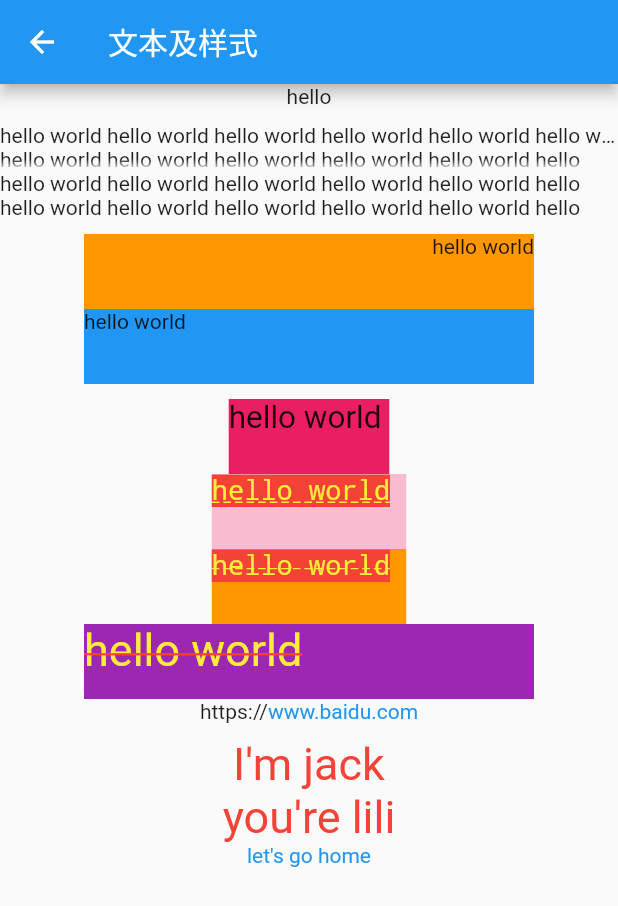
After one commit to ilife-x/WXApp, a Flutter app: the TextStyleRoute screen opened directly, on a phone screen of 412 x 824 dp. The commit adds this screen. Shown: the top 906 px of the screen. Run offline on Flutter 3.47's test engine with Material 2 defaults, Android fonts, the light colour scheme and no system bars; our stand-ins replace pull_to_refresh; network calls fail.

Commit message:
base widget add

```diff
--- a/lib/main.dart
+++ b/lib/main.dart
@@ -13,6 +13,10 @@ import 'package:wxapp/ui/listView_route/separateListView.dart';
 import 'package:wxapp/ui/listView_route/sigleListView.dart';
 import 'package:wxapp/ui/sliver_route/CustomScrollViewSliver.dart';
 import 'package:wxapp/ui/sliver_route/scrollController_testRoute.dart';
+import 'package:wxapp/ui/BaseWidget/ButtonStyle.dart';
+
+import 'ui/BaseWidget/TextStyle.dart';
+import 'ui/BaseWidget/ImageRoute.dart';
 
 void main(List<String> args) {
   runApp(MyApp());
@@ -43,7 +47,11 @@ class _MyAppState extends State<MyApp> {
   ScrollcontrollerTestRoute _scrollcontrollerTestRoute =
       ScrollcontrollerTestRoute();
   PullToRefreshRoute _pullToRefreshRoute = PullToRefreshRoute();
+  TextStyleRoute _textStyleRoute = TextStyleRoute();
+  ButtonStyleRoute _buttonStyleRoute = ButtonStyleRoute();
+  ImageRoute _imageRoute = ImageRoute();
 
+//widget 数组
   List pageList = <Widget>[];
 
   @override
@@ -63,6 +71,9 @@ class _MyAppState extends State<MyApp> {
     pageList.add(_customScrollViewSliver);
     pageList.add(_scrollcontrollerTestRoute);
     pageList.add(_pullToRefreshRoute);
+    pageList.add(_textStyleRoute);
+    pageList.add(_buttonStyleRoute);
+    pageList.add(_imageRoute);
   }
 
   @override
--- /dev/null
+++ b/lib/ui/BaseWidget/TextStyle.dart
@@ -0,0 +1,162 @@
+import 'package:flutter/gestures.dart';
+import 'package:flutter/material.dart';
+
+class TextStyleRoute extends StatefulWidget {
+  @override
+  _TextStyleRouteState createState() => _TextStyleRouteState();
+}
+
+class _TextStyleRouteState extends State<TextStyleRoute> {
+  @override
+  Widget build(BuildContext context) {
+    return Scaffold(
+      appBar: AppBar(
+        title: Text('文本及样式'),
+      ),
+      body: Column(
+        mainAxisAlignment: MainAxisAlignment.start,
+        children: [
+          //因为是在column 内，默认是占据自身内容宽度，包裹内容，居中显示
+          Text(
+            "hello",
+          ),
+
+          Padding(padding: EdgeInsets.only(top: 10)),
+          //默认文本从左到右 textDirection.rtl
+          Text(
+            "hello world " * 10,
+            overflow: TextOverflow.ellipsis,
+          ),
+          Text(
+            "hello world " * 10,
+            overflow: TextOverflow.fade,
+            maxLines: 1,
+          ),
+          Text(
+            "hello world " * 10,
+            overflow: TextOverflow.clip,
+            maxLines: 1,
+          ),
+          Text(
+            "hello world " * 10,
+            overflow: TextOverflow.visible,
+            maxLines: 1,
+          ),
+          Padding(padding: EdgeInsets.only(top: 10)),
+
+          Container(
+            height: 50,
+            width: 300,
+            color: Colors.orange,
+            child: Text(
+              "hello world ",
+              textDirection: TextDirection.rtl,
+              textAlign: TextAlign.start,
+            ),
+          ),
+          Container(
+            height: 50,
+            width: 300,
+            color: Colors.blue,
+            child: Text(
+              "hello world ",
+              textDirection: TextDirection.rtl,
+              textAlign: TextAlign.end,
+            ),
+          ),
+          Padding(padding: EdgeInsets.only(top: 10)),
+
+          Container(
+            height: 50,
+            color: Colors.pink,
+            child: Text(
+              'hello world ',
+              textScaleFactor: 1.5,
+            ),
+          ),
+          Container(
+            height: 50,
+            color: Colors.pink[100],
+            child: Text(
+              'hello world ',
+              style: TextStyle(
+                  color: Colors.yellow,
+                  fontFamily: "Courier",
+                  fontSize: 18.0,
+                  // background: Paint()..color = Colors.red,
+                  //效果同上
+                  backgroundColor: Colors.red,
+                  //高度因子
+                  height: 1.2,
+                  decoration: TextDecoration.underline,
+                  decorationStyle: TextDecorationStyle.dashed),
+            ),
+          ),
+          Container(
+            height: 50,
+            color: Colors.orange,
+            child: Text(
+              'hello world ',
+              style: TextStyle(
+                  color: Colors.yellow,
+                  fontFamily: "Courier",
+                  fontSize: 18.0,
+                  // background: Paint()..color = Colors.red,
+                  //效果同上
+                  backgroundColor: Colors.red,
+                  //高度因子,并非高度
+                  height: 1.2,
+                  decoration: TextDecoration.lineThrough,
+                  decorationStyle: TextDecorationStyle.dashed),
+            ),
+          ),
+          Container(
+            height: 50,
+            width: 300,
+            color: Colors.purple,
+            child: Text(
+              'hello world ',
+              style: TextStyle(
+                color: Colors.yellow,
+                fontSize: 30,
+                decoration: TextDecoration.lineThrough,
+                decorationStyle: TextDecorationStyle.solid,
+                decorationThickness: 1,
+                decorationColor: Colors.red,
+              ),
+            ),
+          ),
+          Text.rich(TextSpan(children: [
+            TextSpan(text: "https://"),
+            TextSpan(
+                text: "www.baidu.com",
+                style: TextStyle(color: Colors.blue),
+                recognizer: TapGestureRecognizer()),
+          ])),
+          Padding(padding: EdgeInsets.only(top: 10)),
+
+          DefaultTextStyle(
+              style: TextStyle(
+                color: Colors.red,
+                fontSize: 30,
+              ),
+              child: Column(
+                children: [
+                  Text("I'm jack"),
+                  Text("you're lili"),
+                  Text(
+                    "let's go home",
+                    style: TextStyle(
+                      color: Colors.blue,
+                      // fontSize: 16,
+                      //完全不继承默认属性,打开此开关，如果个别的属性不继承，重新设置具体的某个属性即可
+                      inherit: false,
+                    ),
+                  ),
+                ],
+              )),
+        ],
+      ),
+    );
+  }
+}
```
Also changed, not shown: lib/ui/BaseRoute/BaseRoute.dart (added, +18 -0 lines), lib/ui/BaseWidget/ButtonStyle.dart (added, +66 -0 lines), lib/ui/BaseWidget/ImageRoute.dart (added, +77 -0 lines), lib/images/bald.webp (added), lib/images/sean.jpg (added), pubspec.lock.
